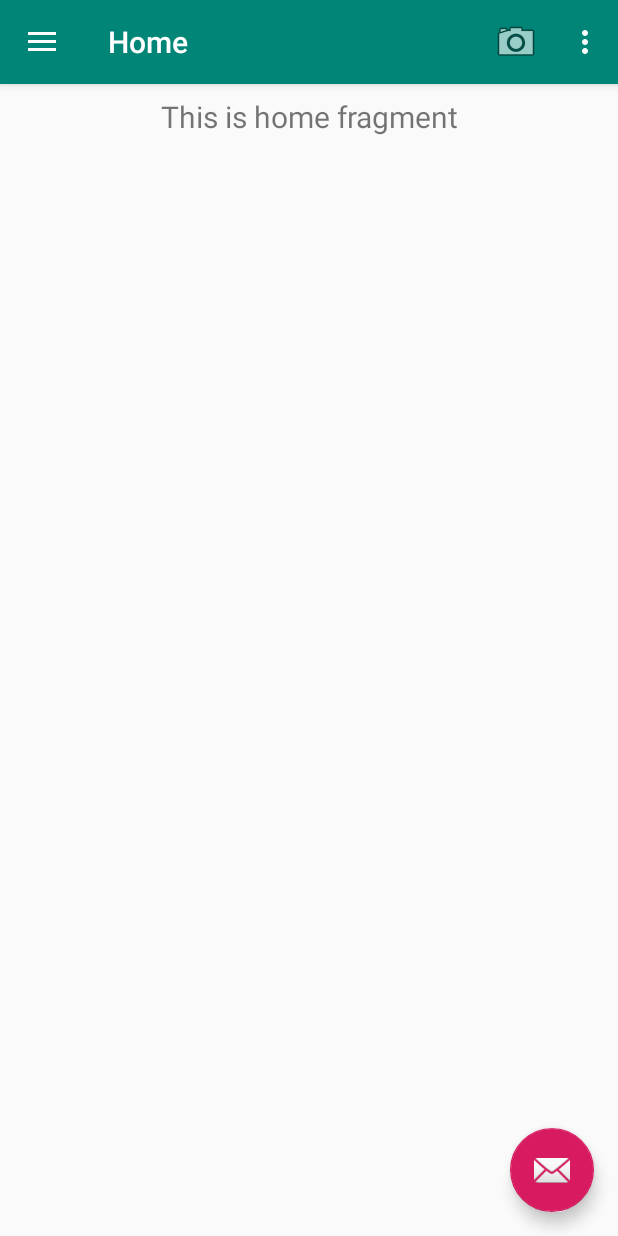
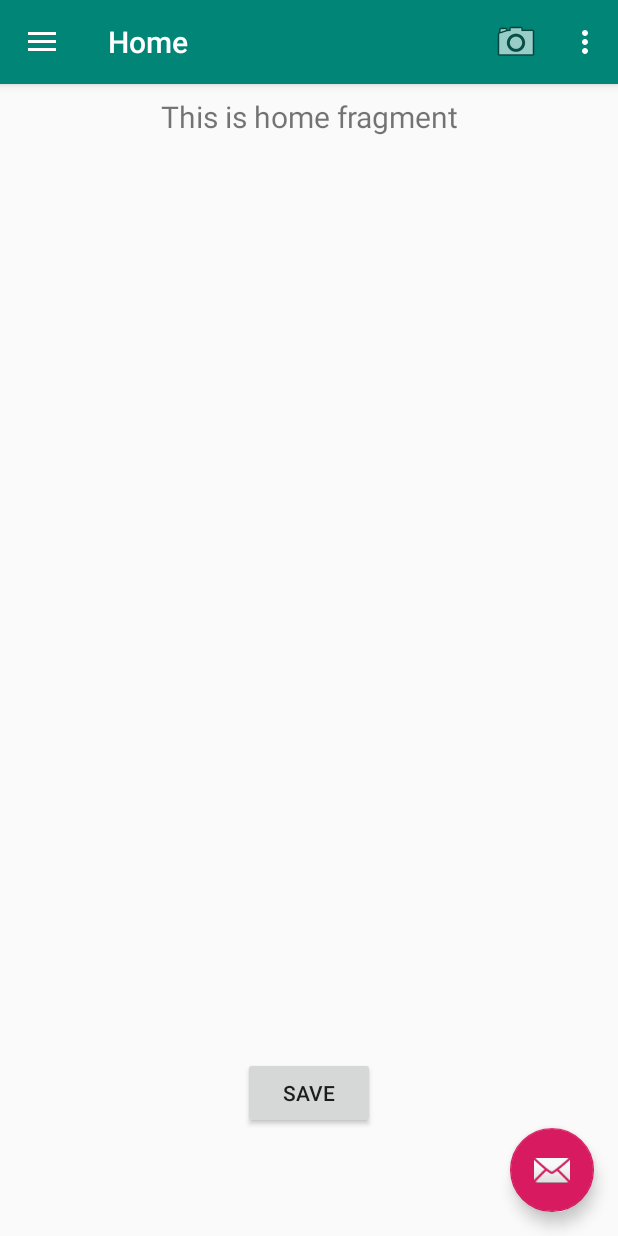
Before and after one commit to EricVolmer/Camera, an Android app: the screen it shows after launch (MainActivity), on a phone screen of 412 x 824 dp. Run offline under Robolectric (Android 15) with nearby library versions, the phone set to English and light mode, and no system bars; our stand-ins replace Firebase (no records; nobody signed in at launch, a user with empty details on screens opened directly), navigation-ui.

```diff
--- a/app/src/main/AndroidManifest.xml
+++ b/app/src/main/AndroidManifest.xml
@@ -3,8 +3,12 @@
     package="com.example.cameraapp">
 
     <uses-permission android:name="android.permission.CAMERA" />
-    <uses-permission android:name="android.permission.READ_EXTERNAL_STORAGE" />
     <uses-permission android:name="android.permission.INTERNET" />
+    <uses-permission android:name="android.permission.READ_EXTERNAL_STORAGE"/>
+    <uses-permission
+        android:name="android.permission.WRITE_EXTERNAL_STORAGE"
+        android:maxSdkVersion="18" />
+
 
     <uses-feature
         android:name="android.hardware.Camera"
--- a/app/src/main/res/layout/fragment_home.xml
+++ b/app/src/main/res/layout/fragment_home.xml
@@ -1,6 +1,7 @@
 <?xml version="1.0" encoding="utf-8"?>
 <androidx.constraintlayout.widget.ConstraintLayout xmlns:android="http://schemas.android.com/apk/res/android"
     xmlns:app="http://schemas.android.com/apk/res-auto"
+    xmlns:tools="http://schemas.android.com/tools"
     android:layout_width="match_parent"
     android:layout_height="match_parent">
 
@@ -22,4 +23,15 @@
         android:layout_gravity="center_horizontal"
         android:id="@+id/imageView2"
         />
+
+    <Button
+        android:id="@+id/bt_save"
+        android:layout_width="wrap_content"
+        android:layout_height="wrap_content"
+        android:text="save"
+        app:layout_constraintBottom_toBottomOf="@+id/imageView2"
+        app:layout_constraintEnd_toEndOf="parent"
+        app:layout_constraintStart_toStartOf="parent"
+        app:layout_constraintTop_toTopOf="@+id/text_home"
+        app:layout_constraintVertical_bias="0.90" />
 </androidx.constraintlayout.widget.ConstraintLayout>
--- a/app/src/main/res/values-v21/styles.xml
+++ /dev/null
@@ -1,8 +0,0 @@
-<resources>
-
-    <style name="AppTheme.NoActionBar">
-        <item name="windowActionBar">false</item>
-        <item name="windowNoTitle">true</item>
-        <item name="android:statusBarColor">@android:color/transparent</item>
-    </style>
-</resources>
--- /dev/null
+++ b/app/src/main/res/xml/file_path.xml
@@ -0,0 +1,4 @@
+<?xml version="1.0" encoding="utf-8"?>
+<paths xmlns:android="http://schemas.android.com/apk/res/android">
+
+</paths>
```
Also changed, not shown: app/src/main/java/com/example/cameraapp/MainActivity.java (+58 -0 lines).
